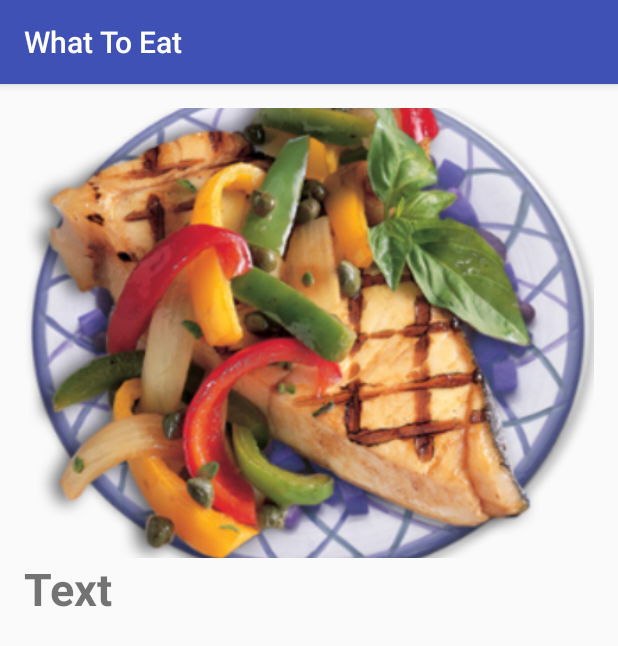
After one commit to ChampClarinet/Training_what_to_eat, an Android app: the FoodDetailActivity screen opened directly, with no data from a screen before it, on a phone screen of 412 x 824 dp. The commit adds this screen. Shown: the top 646 px of the screen. Run offline under Robolectric (Android 15) with nearby library versions, the phone set to English and light mode, and no system bars; 2 statements that could not run were skipped.

Commit message:
add FoodDetailActivity

```diff
--- a/app/src/main/java/com/example/whattoeat/Adapters/FoodListAdapter.java
+++ b/app/src/main/java/com/example/whattoeat/Adapters/FoodListAdapter.java
@@ -16,6 +16,8 @@ import com.example.whattoeat.Utilities.Utils;
 import java.util.ArrayList;
 
 public class FoodListAdapter extends ArrayAdapter<Food>{
+
+    private static final String TAG = FoodListAdapter.class.getSimpleName();
 
     private Context context;
     private int layoutResourcesID;
--- a/app/src/main/java/com/example/whattoeat/DB/databaseHelper.java
+++ b/app/src/main/java/com/example/whattoeat/DB/databaseHelper.java
@@ -6,6 +6,8 @@ import android.database.sqlite.SQLiteDatabase;
 import android.database.sqlite.SQLiteOpenHelper;
 
 public class databaseHelper extends SQLiteOpenHelper{
+
+    private static final String TAG = databaseHelper.class.getSimpleName();
 
     private static final String DATABASENAME = "WHAT_TO_EAT";
     private static final int DATABASEVERSION = 1;
--- /dev/null
+++ b/app/src/main/java/com/example/whattoeat/FoodDetailActivity.java
@@ -0,0 +1,34 @@
+package com.example.whattoeat;
+
+import android.support.v7.app.AppCompatActivity;
+import android.os.Bundle;
+import android.widget.ImageView;
+import android.widget.TextView;
+
+import com.example.whattoeat.Model.Food;
+import com.example.whattoeat.Utilities.Utils;
+
+public class FoodDetailActivity extends AppCompatActivity {
+
+    private static final String TAG = FoodDetailActivity.class.getSimpleName();
+
+    private Food targetFood;
+
+    private TextView foodTextView;
+    private ImageView foodImageView;
+
+    @Override
+    protected void onCreate(Bundle savedInstanceState) {
+        super.onCreate(savedInstanceState);
+        setContentView(R.layout.activity_food_detail);
+
+        foodImageView = (ImageView) findViewById(R.id.food_detail_image_view);
+        foodTextView = (TextView) findViewById(R.id.food_detail_text_view);
+
+        targetFood = (Food) getIntent().getSerializableExtra("food");
+
+        foodImageView.setImageDrawable(Utils.getDrawableFromAssets(this, targetFood.pictureFileName));
+        foodTextView.setText(targetFood.name);
+
+    }
+}
--- a/app/src/main/java/com/example/whattoeat/Model/Food.java
+++ b/app/src/main/java/com/example/whattoeat/Model/Food.java
@@ -1,6 +1,8 @@
 package com.example.whattoeat.Model;
 
-public class Food {
+import java.io.Serializable;
+
+public class Food implements Serializable{
 
     public final String name;
     public final String pictureFileName;
--- a/app/src/main/java/com/example/whattoeat/Utilities/Utils.java
+++ b/app/src/main/java/com/example/whattoeat/Utilities/Utils.java
@@ -10,6 +10,8 @@ import java.io.IOException;
 import java.io.InputStream;
 
 public class Utils {
+
+    private static final String TAG = Utils.class.getSimpleName();
 
     public static Drawable getDrawableFromAssets(Context context, String pictureFileName) {
         AssetManager am = context.getAssets();
--- /dev/null
+++ b/app/src/main/res/layout/activity_food_detail.xml
@@ -0,0 +1,33 @@
+<?xml version="1.0" encoding="utf-8"?>
+<RelativeLayout xmlns:android="http://schemas.android.com/apk/res/android"
+    xmlns:app="http://schemas.android.com/apk/res-auto"
+    xmlns:tools="http://schemas.android.com/tools"
+    android:id="@+id/activity_food_detail"
+    android:layout_width="match_parent"
+    android:layout_height="match_parent"
+    android:paddingBottom="@dimen/activity_vertical_margin"
+    android:paddingLeft="@dimen/activity_horizontal_margin"
+    android:paddingRight="@dimen/activity_horizontal_margin"
+    android:paddingTop="@dimen/activity_vertical_margin"
+    android:scrollbars="vertical"
+    tools:context="com.example.whattoeat.FoodDetailActivity">
+
+    <ImageView
+        android:id="@+id/food_detail_image_view"
+        android:layout_width="match_parent"
+        android:layout_height="300dp"
+        android:scaleType="centerCrop"
+        app:srcCompat="@drawable/food"
+        tools:ignore="ContentDescription" />
+
+    <TextView
+        android:id="@+id/food_detail_text_view"
+        android:layout_width="match_parent"
+        android:layout_height="wrap_content"
+        android:layout_below="@id/food_detail_image_view"
+        android:text="Text"
+        android:textSize="30sp"
+        android:textStyle="bold"
+        tools:ignore="HardcodedText" />
+
+</RelativeLayout>
```
Also changed, not shown: app/src/main/AndroidManifest.xml (+4 -3 lines), app/src/main/java/com/example/whattoeat/FoodListActivity.java (+19 -2 lines).
